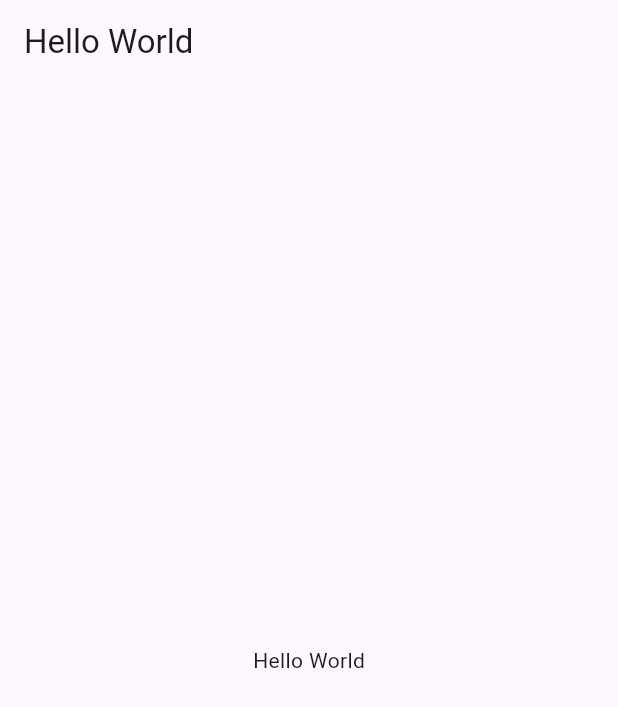
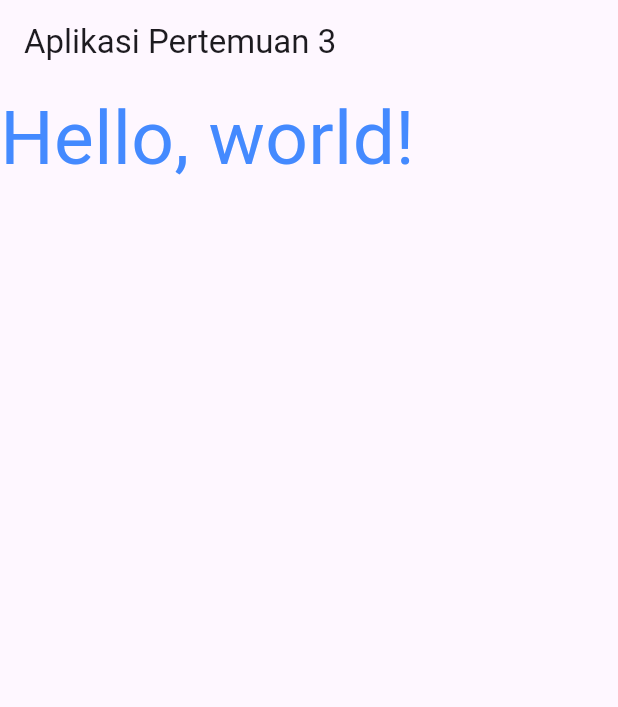
Before and after one commit to kimm0011/21102211_TI3_ppb2324-2, a Flutter app: the screen it shows after launch, on a phone screen of 412 x 824 dp. Shown: the top 707 px of the screen. Run offline on Flutter 3.47's test engine with Material 3 defaults, Android fonts, the phone set to English and light mode, and no system bars.

Commit message:
Praktikum3

```diff
--- a/praktikum_3/lib/main.dart
+++ b/praktikum_3/lib/main.dart
@@ -1,23 +1,21 @@
 import 'package:flutter/material.dart';
 
-void main() {
-  runApp(const MyApp());
-}
+void main() => runApp(MyApp());
 
 class MyApp extends StatelessWidget {
-  const MyApp({Key? key}) : super(key: key);
+  const MyApp({super.key});
 
   @override
   Widget build(BuildContext context) {
     return MaterialApp(
       home: Scaffold(
-        appBar: AppBar(
-          title: Text('Hello World'),
-        ),
-        body: Center(
-          child: Text('Hello World'),
-        ),
-      ),
+          appBar: AppBar(
+            title: Text('Aplikasi Pertemuan 3'),
+          ),
+          body: Text(
+            "Hello, world!",
+            style: TextStyle(color: Colors.blueAccent, fontSize: 50),
+          )),
     );
   }
 }
```
